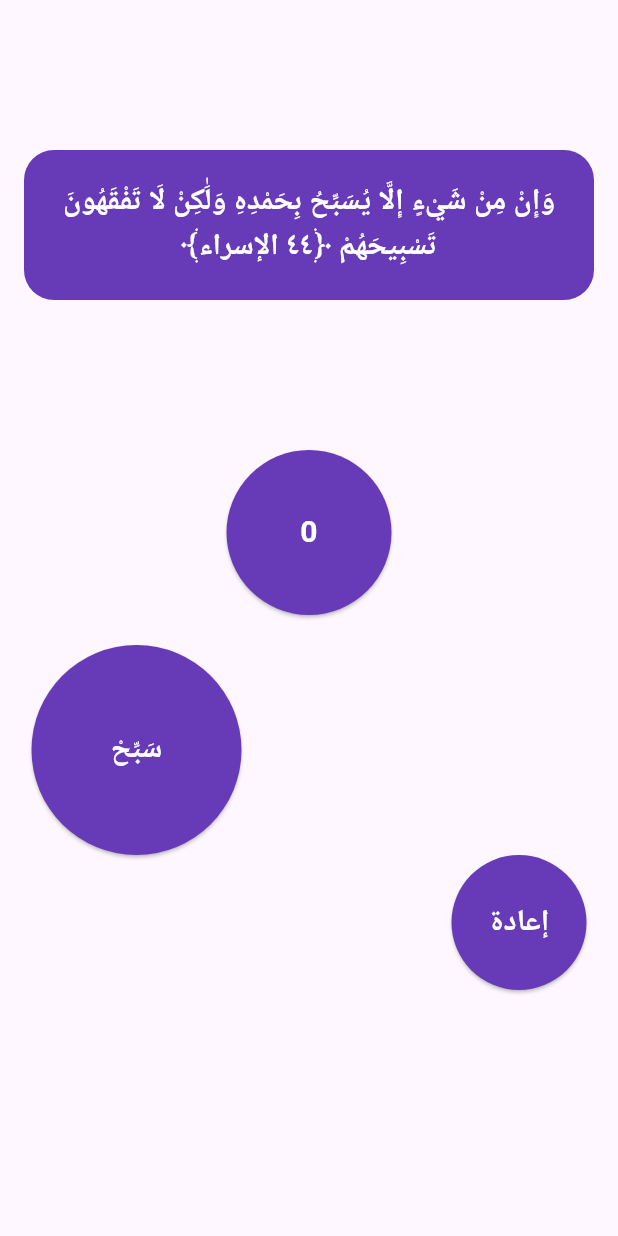
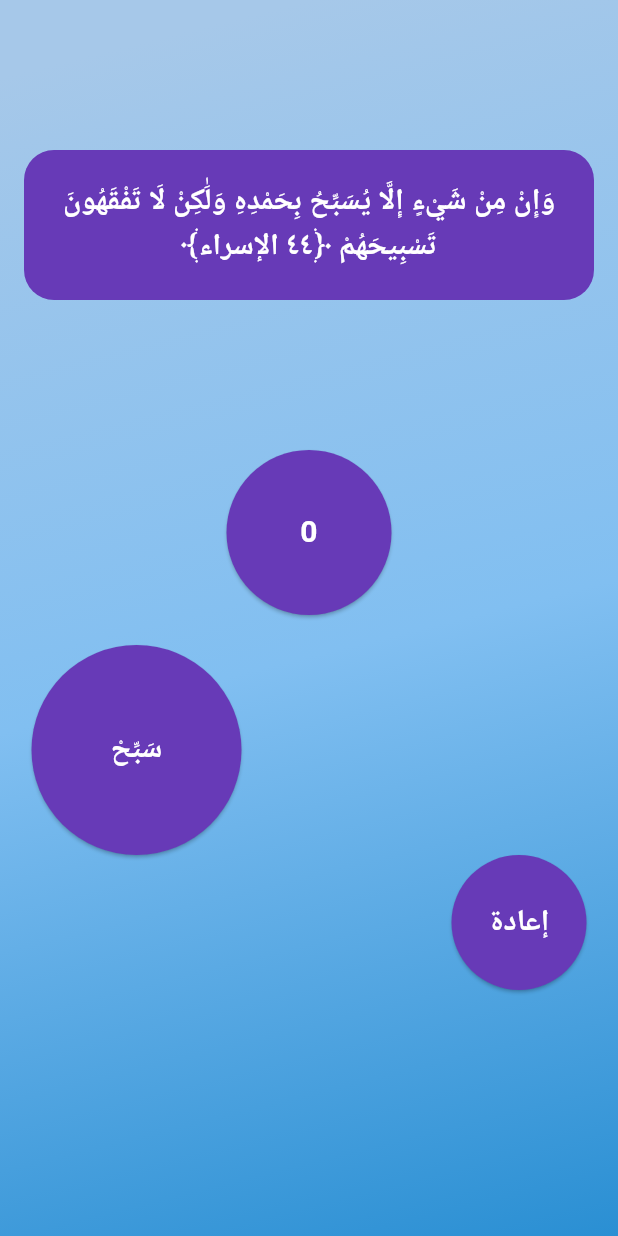
Before and after one commit to yousefmohamed35/Adkar, a Flutter app: the screen it shows after launch, on a phone screen of 412 x 824 dp. Run offline on Flutter 3.47's test engine with Material 3 defaults, Android fonts, the phone set to English and light mode, and no system bars.

Commit message:
finish home view ui

```diff
--- a/lib/feature/home/presentation/views/home_view.dart
+++ b/lib/feature/home/presentation/views/home_view.dart
@@ -8,7 +8,19 @@ class HomeView extends StatelessWidget {
   @override
   Widget build(BuildContext context) {
     return Scaffold(
-      body: Padding(
+      body: Container(
+        decoration: BoxDecoration(
+          gradient: LinearGradient(
+            colors: [
+              Color.fromARGB(255, 166, 200, 233), // Misty Purple
+              Color.fromARGB(255, 129, 191, 241), // Sky Blue
+              Color.fromARGB(255, 42, 143, 211), // Cool Gray // Light Blue Grey
+            ],
+            begin: Alignment.topCenter,
+            end: Alignment.bottomRight,
+          ),
+        ),
+        child: Padding(
           padding: const EdgeInsets.symmetric(horizontal: 16),
           child: Column(
             children: [
@@ -21,7 +33,9 @@ class HomeView extends StatelessWidget {
               CustomButton(text: '0', width: 120, hight: 110),
               SizedBox(height: 20),
               Row(
-              children: [CustomButton(text: 'سَبِّحْ', width: 150, hight: 140)],
+                children: [
+                  CustomButton(text: 'سَبِّحْ', width: 150, hight: 140),
+                ],
               ),
 
               Row(
@@ -31,6 +45,7 @@ class HomeView extends StatelessWidget {
             ],
           ),
         ),
+      ),
     );
   }
 }
```
Lines whose indentation alone changed are shown as unchanged.
